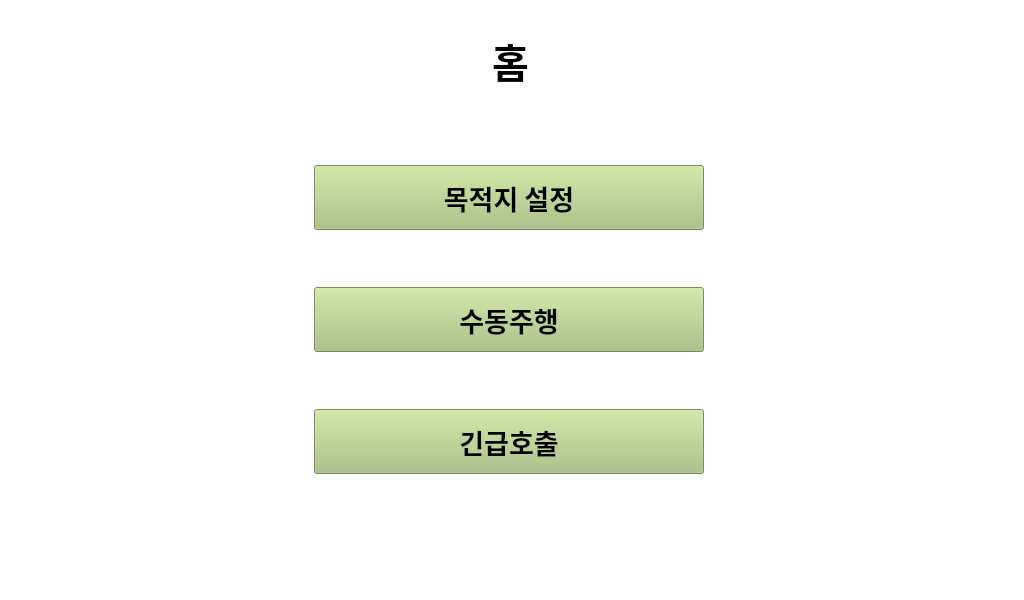
Before: the Qt Designer form mainPage.ui in CSeJin/project-deguli, drawn with Qt 5.
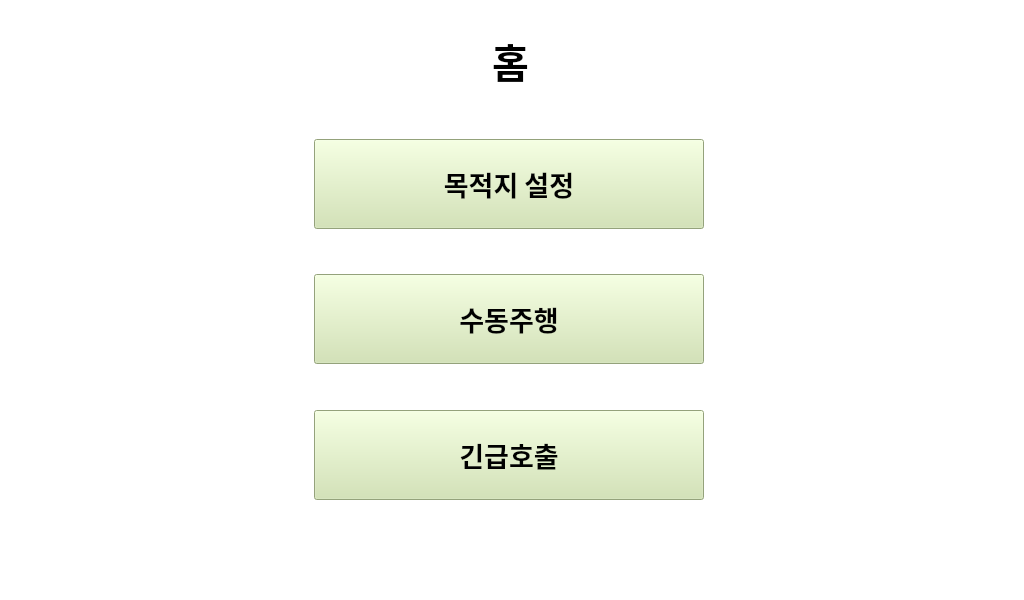
After: the same form once the commit is applied.

```diff
--- a/mainPage.ui
+++ b/mainPage.ui
@@ -107,7 +107,7 @@
      </item>
      <item>
       <layout class="QVBoxLayout" name="layout_btns">
-       <item>
+       <item alignment="Qt::AlignVCenter">
         <widget class="QPushButton" name="btn_selDes">
          <property name="enabled">
           <bool>true</bool>
@@ -121,7 +121,7 @@
          <property name="minimumSize">
           <size>
            <width>400</width>
-           <height>75</height>
+           <height>100</height>
           </size>
          </property>
          <property name="maximumSize">
@@ -142,7 +142,7 @@
           <enum>Qt::LeftToRight</enum>
          </property>
          <property name="styleSheet">
-          <string notr="true">background-color: #a8c27c;
+          <string notr="true">background-color: #cfe3ac;
 margin: 5px;
 padding: 10px;</string>
          </property>
@@ -151,8 +151,8 @@
          </property>
         </widget>
        </item>
-       <item>
-        <widget class="QPushButton" name="btn_selDes_2">
+       <item alignment="Qt::AlignVCenter">
+        <widget class="QPushButton" name="btn_manDriving">
          <property name="enabled">
           <bool>true</bool>
          </property>
@@ -165,7 +165,7 @@
          <property name="minimumSize">
           <size>
            <width>400</width>
-           <height>75</height>
+           <height>100</height>
           </size>
          </property>
          <property name="maximumSize">
@@ -186,7 +186,7 @@
           <enum>Qt::LeftToRight</enum>
          </property>
          <property name="styleSheet">
-          <string notr="true">background-color: #a8c27c;
+          <string notr="true">background-color: #cfe3ac;
 margin: 5px;
 padding: 10px;</string>
          </property>
@@ -195,8 +195,8 @@
          </property>
         </widget>
        </item>
-       <item>
-        <widget class="QPushButton" name="btn_selDes_3">
+       <item alignment="Qt::AlignVCenter">
+        <widget class="QPushButton" name="btn_emrCall">
          <property name="enabled">
           <bool>true</bool>
          </property>
@@ -209,7 +209,7 @@
          <property name="minimumSize">
           <size>
            <width>400</width>
-           <height>75</height>
+           <height>100</height>
           </size>
          </property>
          <property name="maximumSize">
@@ -230,7 +230,7 @@
           <enum>Qt::LeftToRight</enum>
          </property>
          <property name="styleSheet">
-          <string notr="true">background-color: #a8c27c;
+          <string notr="true">background-color: #cfe3ac;
 margin: 5px;
 padding: 10px;</string>
          </property>
```
